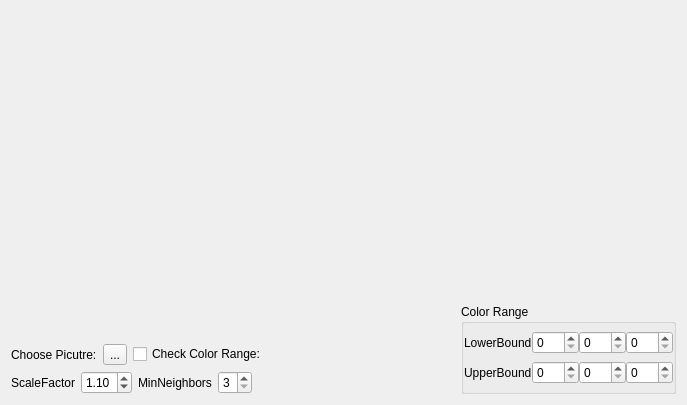
Above: stillobject.ui from windsice/Facial-Recognition before the change. Below: the same form after it.
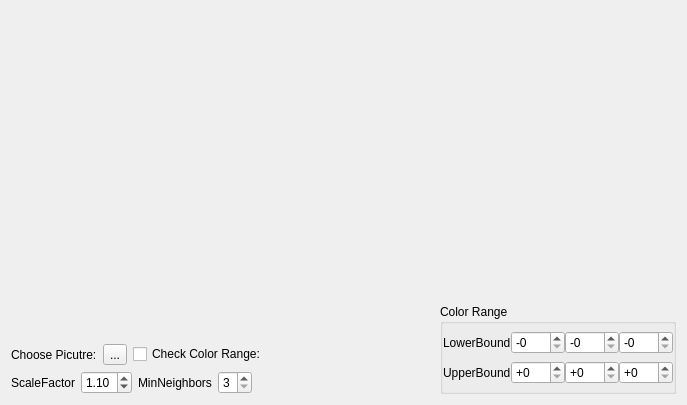
That is the form after the change.

Patch:
```diff
--- a/stillobject.ui
+++ b/stillobject.ui
@@ -244,7 +244,7 @@
              <string/>
             </property>
             <property name="prefix">
-             <string/>
+             <string>-</string>
             </property>
             <property name="maximum">
              <number>359</number>
@@ -263,7 +263,7 @@
              <string/>
             </property>
             <property name="prefix">
-             <string/>
+             <string>-</string>
             </property>
             <property name="maximum">
              <number>255</number>
@@ -282,7 +282,7 @@
              <string/>
             </property>
             <property name="prefix">
-             <string/>
+             <string>-</string>
             </property>
             <property name="maximum">
              <number>255</number>
@@ -312,7 +312,7 @@
              <string/>
             </property>
             <property name="prefix">
-             <string/>
+             <string>+</string>
             </property>
             <property name="maximum">
              <number>359</number>
@@ -331,7 +331,7 @@
              <string/>
             </property>
             <property name="prefix">
-             <string/>
+             <string>+</string>
             </property>
             <property name="maximum">
              <number>255</number>
@@ -350,7 +350,7 @@
              <string/>
             </property>
             <property name="prefix">
-             <string/>
+             <string>+</string>
             </property>
             <property name="maximum">
              <number>255</number>
```
Left out of the diff: 17 changed lines with no effect on the pictures.
